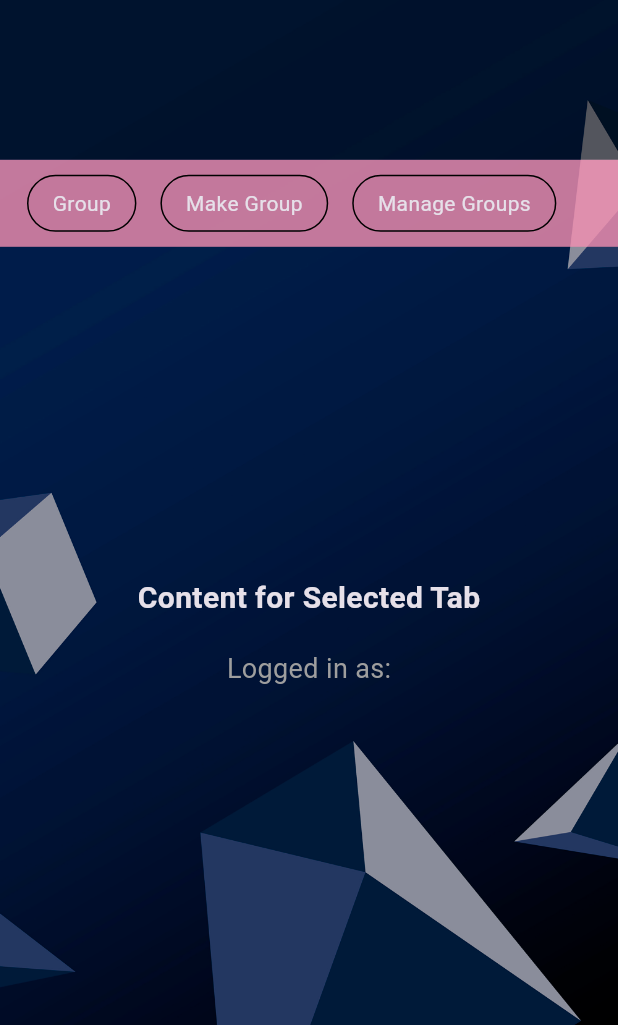
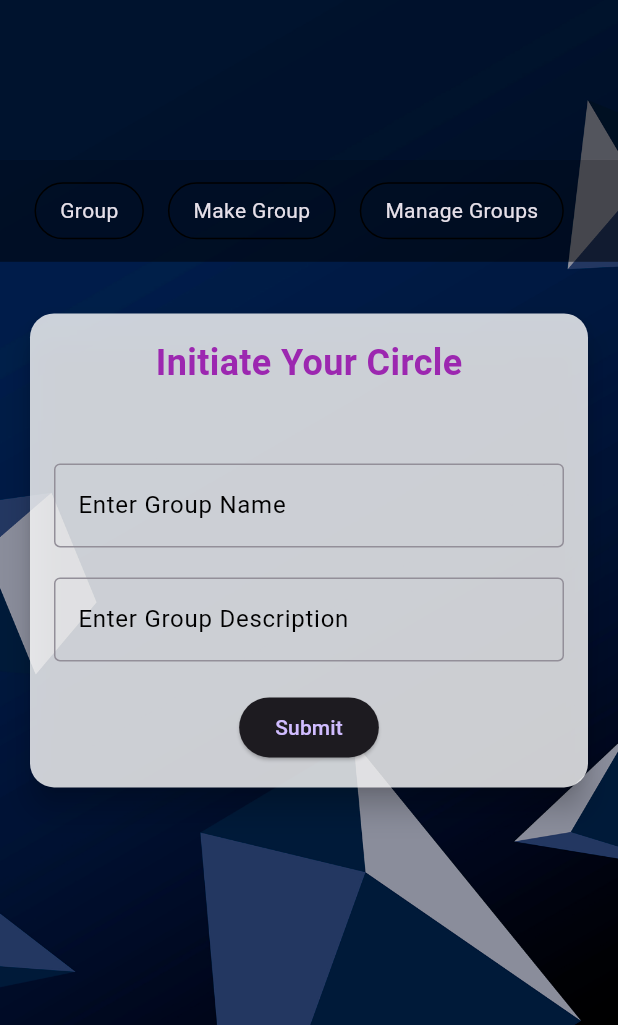
Before and after one commit to kathan9898/Flutter_projects, a Flutter app: the HomePage screen opened directly with empty values, after a tap on "Make Group", on a phone screen of 412 x 824 dp, the part 211-1236 px from its top. Run offline on Flutter 3.47's test engine with Material 3 defaults, Android fonts, the phone set to English and light mode, and no system bars; our stand-ins replace webview_flutter.

Commit message:
Add make group ui.

```diff
--- a/splitwise/lib/home_page.dart
+++ b/splitwise/lib/home_page.dart
@@ -1,27 +1,69 @@
 import 'package:flutter/material.dart';
+import 'package:http/http.dart' as http;
+import 'dart:convert';
 
-class HomePage extends StatelessWidget {
+class HomePage extends StatefulWidget {
   final String email;
 
   const HomePage({Key? key, required this.email}) : super(key: key);
 
   @override
+  _HomePageState createState() => _HomePageState();
+}
+
+class _HomePageState extends State<HomePage> {
+  int _selectedIndex = 0;
+  final TextEditingController _groupNameController = TextEditingController();
+  final TextEditingController _groupDescriptionController = TextEditingController();
+
+  void _onTabSelected(int index) {
+    setState(() {
+      _selectedIndex = index;
+    });
+  }
+
+  Future<void> _submitGroup() async {
+    final String apiUrl = 'https://yourserver.com/api/submit_group.php';
+    final response = await http.post(
+      Uri.parse(apiUrl),
+      body: {
+        'email': widget.email,
+        'group_name': _groupNameController.text,
+        'group_description': _groupDescriptionController.text,
+      },
+    );
+
+    if (response.statusCode == 200) {
+      final data = json.decode(response.body);
+      if (data['status'] == 'success') {
+        final String username = data['username'];
+        print('Username: $username');
+        // Do something with the username, e.g., show a success message
+      } else {
+        print('Error: ${data['message']}');
+      }
+    } else {
+      print('Server error: ${response.statusCode}');
+    }
+  }
+
+  @override
   Widget build(BuildContext context) {
     return Scaffold(
-      extendBodyBehindAppBar: true, // Extend body behind the app bar
+      extendBodyBehindAppBar: true,
       appBar: AppBar(
-        backgroundColor: Colors.transparent, // Make app bar transparent
-        elevation: 0, // Remove elevation
+        backgroundColor: Colors.transparent,
+        elevation: 0,
         actions: [
           Padding(
             padding: const EdgeInsets.only(right: 16.0),
             child: Row(
               children: [
-                Icon(Icons.person, color: Colors.white), // Adjust icon color
+                Icon(Icons.person, color: Colors.white),
                 SizedBox(width: 8),
                 Text(
-                  'User: $email',
-                  style: TextStyle(color: Colors.white), // Adjust text color
+                  'User: ${widget.email}',
+                  style: TextStyle(color: Colors.white),
                 ),
               ],
             ),
@@ -30,58 +72,66 @@ class HomePage extends StatelessWidget {
       ),
       body: Stack(
         children: [
-          // Background Image
           Image.asset(
-            'assets/home_page.jpg', // Adjust path as per your project structure
+            'assets/home_page.jpg',
             fit: BoxFit.cover,
             width: double.infinity,
             height: double.infinity,
           ),
-          // Transparent Title Box
           Positioned(
             top: 0,
             left: 0,
             right: 0,
-            height: MediaQuery.of(context).size.height * 0.3, // 30% of screen height
+            height: MediaQuery.of(context).size.height * 0.3,
             child: Container(
               padding: EdgeInsets.all(16.0),
-              color: Colors.black.withOpacity(0.4), // Adjust opacity as needed
+              color: Colors.black.withOpacity(0.4),
               child: Center(
                 child: Text(
                   'Welcome to SplitWise!',
                   style: TextStyle(
                     fontSize: 24,
                     fontWeight: FontWeight.bold,
-                    color: Colors.white, // Text color
+                    color: Colors.white,
                   ),
                 ),
               ),
             ),
           ),
-          // Tabs Row
           Positioned(
             top: MediaQuery.of(context).size.height * 0.3,
             left: 0,
             right: 0,
             child: Container(
-              color: Colors.pink[200]?.withOpacity(0.8), // Conditional access
-              padding: EdgeInsets.all(10.0),
+              color: Colors.black?.withOpacity(0.5),
+              padding: EdgeInsets.all(15.0),
               child: SingleChildScrollView(
                 scrollDirection: Axis.horizontal,
                 child: Row(
                   children: [
-                    TabItem(text: 'Group'), // Custom TabItem widget
-                    TabItem(text: 'Make Group'), // Custom TabItem widget
-                    TabItem(text: 'Manage Groups'), // Custom TabItem widget
+                    TabItem(text: 'Group', index: 0, onTap: _onTabSelected),
+                    TabItem(text: 'Make Group', index: 1, onTap: _onTabSelected),
+                    TabItem(text: 'Manage Groups', index: 2, onTap: _onTabSelected),
                   ],
                 ),
               ),
             ),
           ),
-          // Main Content Area
           Positioned.fill(
             top: MediaQuery.of(context).size.height * 0.40,
-            child: Center(
+            child: _buildContent(),
+          ),
+        ],
+      ),
+    );
+  }
+
+  Widget _buildContent() {
+    switch (_selectedIndex) {
+      case 1:
+        return _buildMakeGroupContent();
+      default:
+        return Center(
           child: Column(
             mainAxisAlignment: MainAxisAlignment.center,
             children: [
@@ -101,14 +151,10 @@ class HomePage extends StatelessWidget {
                 ),
               ),
               Text(
-                    email,
+                widget.email,
                 style: TextStyle(
                   fontSize: 20,
                   fontWeight: FontWeight.bold,
-                    ),
-                  ),
-                ],
-              ),
                 ),
               ),
             ],
@@ -117,16 +163,73 @@ class HomePage extends StatelessWidget {
     }
   }
 
+  Widget _buildMakeGroupContent() {
+    return SingleChildScrollView(
+      padding: const EdgeInsets.all(16.0),
+      child: Center(
+        child: Card(
+          color: Colors.white.withOpacity(0.8),
+          elevation: 8,
+          shape: RoundedRectangleBorder(
+            borderRadius: BorderRadius.circular(16),
+          ),
+          child: Padding(
+            padding: const EdgeInsets.all(16.0),
+            child: Column(
+              mainAxisSize: MainAxisSize.min,
+              children: [
+                Text(
+                  'Initiate Your Circle',
+                  style: TextStyle(
+                    fontSize: 24,
+                    color: Colors.purple,
+                    fontWeight: FontWeight.bold,
+                  ),
+                ),
+                SizedBox(height: 50),
+                TextField(
+                  controller: _groupNameController,
+                  decoration: InputDecoration(
+                    labelText: 'Enter Group Name',
+                    labelStyle: TextStyle(color: Colors.black),
+                    border: OutlineInputBorder(),
+                  ),
+                ),
+                SizedBox(height: 20),
+                TextField(
+                  controller: _groupDescriptionController,
+                  decoration: InputDecoration(
+                    labelText: 'Enter Group Description',
+                    labelStyle: TextStyle(color: Colors.black),
+                    border: OutlineInputBorder(),
+                  ),
+                ),
+                SizedBox(height: 20),
+                ElevatedButton(
+                  onPressed: _submitGroup,
+                  child: Text('Submit'),
+                ),
+              ],
+            ),
+          ),
+        ),
+      ),
+    );
+  }
+}
+
 class TabItem extends StatelessWidget {
   final String text;
+  final int index;
+  final ValueChanged<int> onTap;
 
-  const TabItem({Key? key, required this.text}) : super(key: key);
+  const TabItem({Key? key, required this.text, required this.index, required this.onTap}) : super(key: key);
 
   @override
   Widget build(BuildContext context) {
     return GestureDetector(
       onTap: () {
-        // Handle tap on the tab
+        onTap(index);
       },
       child: Container(
         padding: EdgeInsets.symmetric(vertical: 8.0, horizontal: 16.0),
```
Lines whose indentation alone changed are shown as unchanged.
